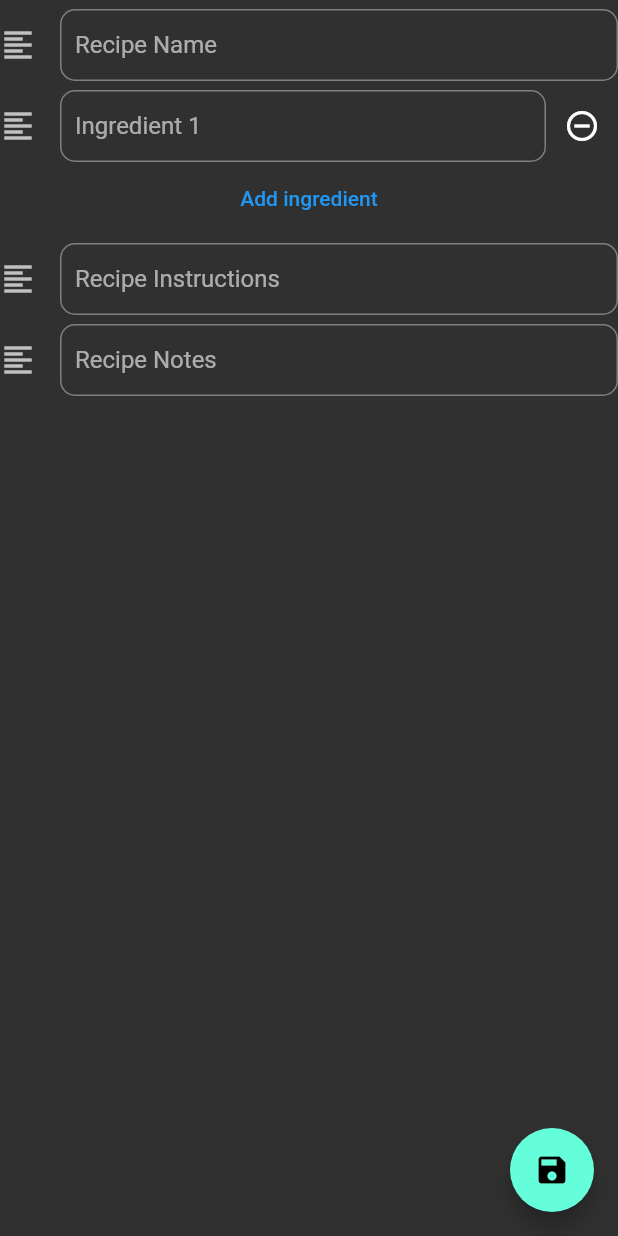
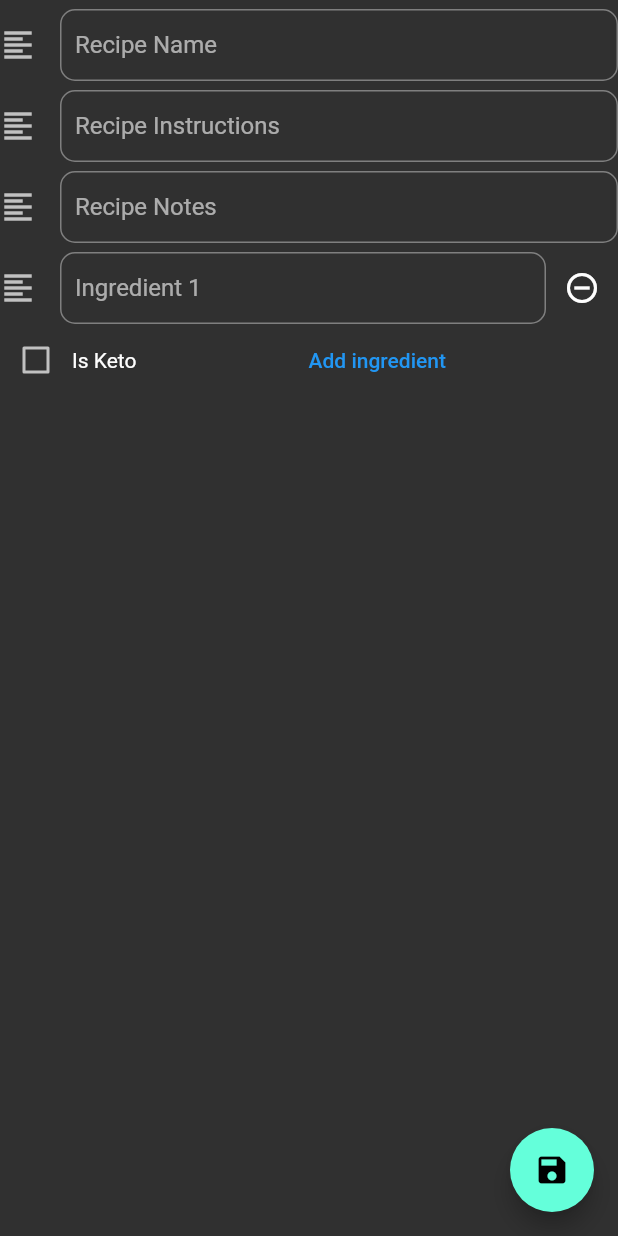
Before and after one commit to ViceSyndicate/my_recipes, a Flutter app: the MyCustomForm screen opened directly, after a tap on "Add ingredient", on a phone screen of 412 x 824 dp. Run offline on Flutter 3.47's test engine with Material 2 defaults, Android fonts, the phone set to English and light mode, and no system bars.

Commit message:
Added isKeto field to recipes and main page now updates correctly after adding recipe.

```diff
--- a/lib/model_recipe.dart
+++ b/lib/model_recipe.dart
@@ -6,22 +6,24 @@ class Recipe {
   List<String> ingredients;
   String instructions;
   String notes;
+  bool isKeto;
 
   // Constructor
   Recipe(
       {required this.title,
       required this.ingredients,
       required this.instructions,
-      required this.notes})
+      required this.notes,
+      required this.isKeto})
       : this.id = Uuid().v4();
 
   factory Recipe.fromJson(Map<String, dynamic> json) {
     return Recipe(
-      title: json['title'],
-      ingredients: json['ingredients'].cast<String>(),
-      instructions: json['instructions'],
-      notes: json['notes'],
-    );
+        title: json['title'],
+        ingredients: json['ingredients'].cast<String>(),
+        instructions: json['instructions'],
+        notes: json['notes'],
+        isKeto: json['isKeto']);
   }
 
   Map<String, dynamic> toJson() {
@@ -31,6 +33,7 @@ class Recipe {
       'ingredients': ingredients,
       'instructions': instructions,
       'notes': notes,
+      'isKeto': isKeto,
     };
   }
 }
--- a/lib/vm_create_recipe.dart
+++ b/lib/vm_create_recipe.dart
@@ -43,6 +43,7 @@ class MyCustomFormState extends State<MyCustomForm> {
   final List<TextEditingController> _ingredientControllers = [];
   final TextEditingController _instructionsController = TextEditingController();
   final TextEditingController _notesController = TextEditingController();
+  bool _isKeto = false;
 
   void _addIngredientField() {
     setState(() {
@@ -97,45 +98,6 @@ class MyCustomFormState extends State<MyCustomForm> {
                   icon: Icon(Icons.format_align_left)),
             ),
             Padding(padding: EdgeInsets.all(3)),
-            ..._ingredientControllers.asMap().entries.map((entry) {
-              final index = entry.key;
-              final controller = entry.value;
-              return Row(
-                children: [
-                  Expanded(
-                    child: TextFormField(
-                      keyboardType: TextInputType.text,
-                      textInputAction: TextInputAction.next,
-                      onFieldSubmitted: (String value) {},
-                      controller: controller,
-                      decoration: InputDecoration(
-                          contentPadding: EdgeInsets.all(10),
-                          labelText: 'Ingredient ${index + 1}',
-                          border: OutlineInputBorder(
-                              borderRadius: const BorderRadius.all(
-                            const Radius.circular(10.0),
-                          )),
-                          icon: Icon(Icons.format_align_left)),
-                    ),
-                  ),
-                  IconButton(
-                    icon: Icon(Icons.remove_circle_outline),
-                    onPressed: () => _removeIngredientField(index),
-                  ),
-                ],
-              );
-            }).toList(),
-            Row(
-              children: [
-                Expanded(
-                  child: TextButton(
-                    child: Text('Add ingredient'),
-                    onPressed: _addIngredientField,
-                  ),
-                ),
-              ],
-            ),
-            Padding(padding: EdgeInsets.all(3)),
             TextFormField(
               keyboardType: TextInputType.multiline,
               maxLines: null,
@@ -169,6 +131,54 @@ class MyCustomFormState extends State<MyCustomForm> {
                 icon: Icon(Icons.format_align_left),
               ),
             ),
+            Padding(padding: EdgeInsets.all(3)),
+            ..._ingredientControllers.asMap().entries.map((entry) {
+              final index = entry.key;
+              final controller = entry.value;
+              return Row(
+                children: [
+                  Expanded(
+                    child: TextFormField(
+                      keyboardType: TextInputType.text,
+                      textInputAction: TextInputAction.next,
+                      onFieldSubmitted: (String value) {},
+                      controller: controller,
+                      decoration: InputDecoration(
+                          contentPadding: EdgeInsets.all(10),
+                          labelText: 'Ingredient ${index + 1}',
+                          border: OutlineInputBorder(
+                              borderRadius: const BorderRadius.all(
+                            const Radius.circular(10.0),
+                          )),
+                          icon: Icon(Icons.format_align_left)),
+                    ),
+                  ),
+                  IconButton(
+                    icon: Icon(Icons.remove_circle_outline),
+                    onPressed: () => _removeIngredientField(index),
+                  ),
+                ],
+              );
+            }).toList(),
+            Row(
+              children: [
+                Checkbox(
+                  value: _isKeto,
+                  onChanged: (bool? value) {
+                    setState(() {
+                      _isKeto = value ?? false;
+                    });
+                  },
+                ),
+                Text('Is Keto'),
+                Expanded(
+                  child: TextButton(
+                    child: Text('Add ingredient'),
+                    onPressed: _addIngredientField,
+                  ),
+                ),
+              ],
+            ),
           ],
         ),
       ),
@@ -178,7 +188,6 @@ class MyCustomFormState extends State<MyCustomForm> {
         onPressed: () async {
           List<String> ingredients = [];
           for (var element in _ingredientControllers) {
-            print(element.text);
             ingredients.add(element.text);
           }
 
@@ -186,7 +195,8 @@ class MyCustomFormState extends State<MyCustomForm> {
               title: _titleController.text,
               ingredients: ingredients,
               instructions: _instructionsController.text,
-              notes: _notesController.text);
+              notes: _notesController.text,
+              isKeto: _isKeto);
           await saveRecipe(recipe);
           Navigator.pop(
             context,
```
Also changed, not shown: lib/db_logic.dart (+20 -1 lines), lib/main.dart (+23 -5 lines).
